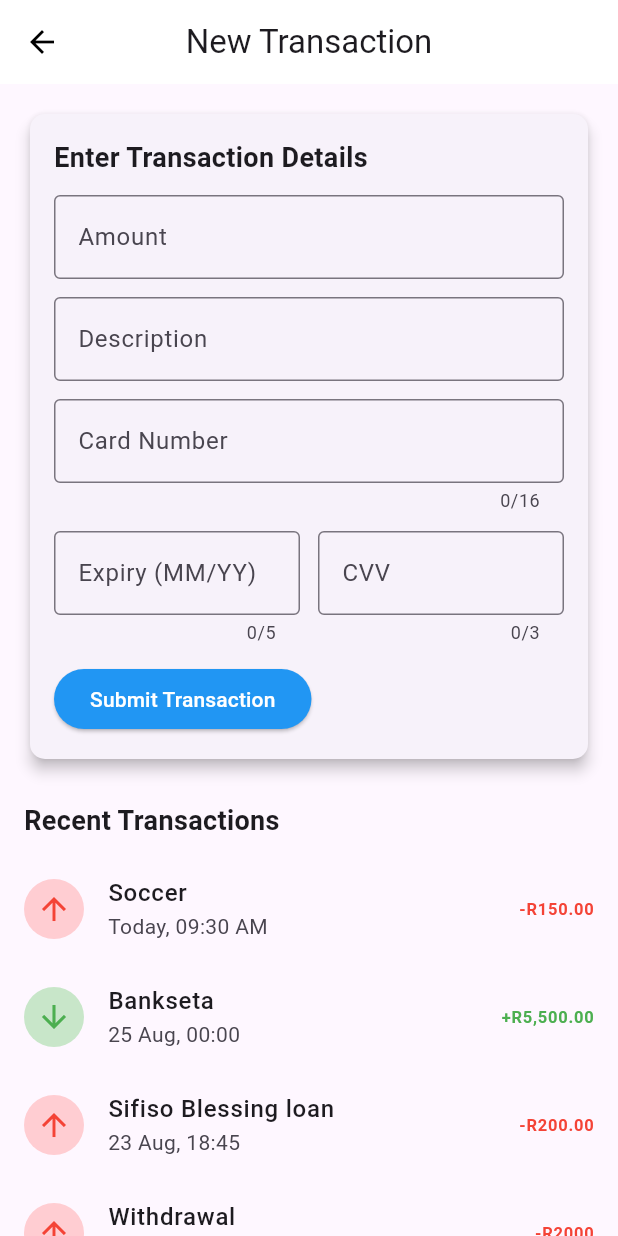
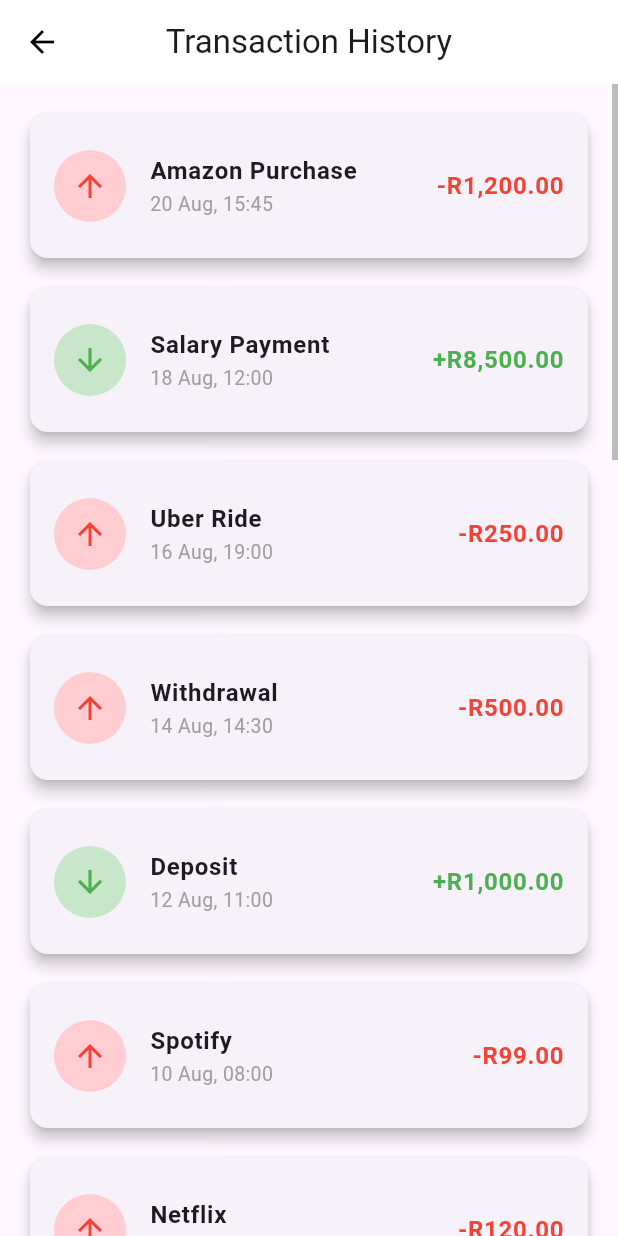
Before and after one commit to SifisoBlessingDuba/WiseBank-Frontend-, a Flutter app: the TransactionPage screen opened directly, on a phone screen of 412 x 824 dp. Run offline on Flutter 3.47's test engine with Material 3 defaults, Android fonts, the phone set to English and light mode, and no system bars; our stand-ins replace shared_preferences; accounts and stored records are empty; network calls fail.

Commit message:
work is done

```diff
--- a/lib/Profile.dart
+++ b/lib/Profile.dart
@@ -1,5 +1,5 @@
 import 'package:flutter/material.dart';
-import 'package:flutter_dash/flutter_dash.dart';
+//import 'package:flutter_dash/flutter_dash.dart';
 import 'package:wisebank_frontend/notifications.dart'; // Assuming this is correct
 import 'messages/inbox_message_center.dart';
 import 'personal-infomation.dart';
--- a/lib/dashboard.dart
+++ b/lib/dashboard.dart
@@ -3,7 +3,8 @@ import 'Profile.dart';
 import 'settings_page.dart';
 import 'cards.dart';
 import 'send_money_screen.dart'; // Added import for SendMoneyScreen
-import 'messages/inbox_message_center.dart'; // Added import for InboxMessageCenterScreen
+import 'messages/inbox_message_center.dart';
+import 'transaction.dart'; // Added import for InboxMessageCenterScreen
 
 class Dashboard extends StatefulWidget {
   const Dashboard({super.key});
@@ -35,7 +36,12 @@ class _DashboardState extends State<Dashboard> {
         context,
         MaterialPageRoute(builder: (context) => const CardsPage()), // Navigates to CardsPage from cards.dart
       );
-    } else {
+    } else if (index == 2) { // Card icon in bottom nav
+      Navigator.push(
+        context,
+        MaterialPageRoute(builder: (context) => const TransactionPage()), // Navigates to CardsPage from cards.dart
+      );
+    }else {
       setState(() {
         _selectedIndex = index;
       });
@@ -241,12 +247,12 @@ class CardPage extends StatelessWidget {
   }
 }
 
-class TransactionPage extends StatelessWidget {
-  const TransactionPage({super.key});
-  @override
-  Widget build(BuildContext context) {
-    return const Center(
-      child: Text('Transaction Page', style: TextStyle(fontSize: 20)),
-    );
-  }
-}
+// class TransactionPage extends StatelessWidget {
+//   const TransactionPage({super.key});
+//   @override
+//   Widget build(BuildContext context) {
+//     return const Center(
+//       child: Text('Transaction Page', style: TextStyle(fontSize: 20)),
+//     );
+//   }
+// }
--- a/lib/login_page.dart
+++ b/lib/login_page.dart
@@ -1,7 +1,7 @@
 import 'package:flutter/material.dart';
 import 'forgot_password_page.dart';
 import 'dashboard.dart';
-import 'signup_page.dart';
+//import 'signup_page.dart';
 import 'signup_flow.dart';
 
 class LoginPage extends StatefulWidget {
--- a/lib/transaction.dart
+++ b/lib/transaction.dart
@@ -1,5 +1,5 @@
 import 'package:flutter/material.dart';
-import 'package:intl/intl.dart';
+
 // Transaction model
 class Transaction {
   final String title;
@@ -7,7 +7,7 @@ class Transaction {
   final String date;
   final bool isIncome;
 
-  Transaction({
+  const Transaction({
     required this.title,
     required this.amount,
     required this.date,
@@ -15,233 +15,92 @@ class Transaction {
   });
 }
 
-class TransactionPage extends StatefulWidget {
+class TransactionPage extends StatelessWidget {
   const TransactionPage({super.key});
 
-  @override
-  State<TransactionPage> createState() => _TransactionPageState();
-}
-
-class _TransactionPageState extends State<TransactionPage> {
-  final TextEditingController amountController = TextEditingController();
-  final TextEditingController descriptionController = TextEditingController();
-  final TextEditingController cardNumberController = TextEditingController();
-  final TextEditingController expiryController = TextEditingController();
-  final TextEditingController cvvController = TextEditingController();
-
-  // Store transactions here
-  List<Transaction> transactions = [
-    Transaction(
-        title: "Soccer",
-        amount: "-R150.00",
-        date: "Today, 09:30 AM",
-        isIncome: false),
-    Transaction(
-        title: "Bankseta",
-        amount: "+R5,500.00",
-        date: "25 Aug, 00:00",
-        isIncome: true),
-    Transaction(
-        title: "Sifiso Blessing loan",
-        amount: "-R200.00",
-        date: "23 Aug, 18:45",
-        isIncome: false),
-    Transaction(
-        title: "Withdrawal",
-        amount: "-R2000",
-        date: "21 Aug, 12:32",
-        isIncome: false),
-    Transaction(
-        title: "Salary Payment",
-        amount: "+R8,500.00",
-        date: "1 Aug, 12:00",
-        isIncome: true),
+  // Predefined 20 transactions (chronological order: oldest first)
+  final List<Transaction> transactions = const [
+    Transaction(title: "July Rent", amount: "-R5,000.00", date: "1 Jul, 09:00", isIncome: false),
+    Transaction(title: "July Salary", amount: "+R8,000.00", date: "15 Jul, 12:00", isIncome: true),
+    Transaction(title: "Grocery", amount: "-R450.00", date: "17 Jul, 18:45", isIncome: false),
+    Transaction(title: "Gym Membership", amount: "-R300.00", date: "20 Jul, 07:30", isIncome: false),
+    Transaction(title: "Electricity Bill", amount: "-R1,200.00", date: "25 Jul, 14:00", isIncome: false),
+    Transaction(title: "July Bonus", amount: "+R1,500.00", date: "30 Jul, 16:00", isIncome: true),
+    Transaction(title: "August Salary", amount: "+R8,500.00", date: "1 Aug, 12:00", isIncome: true),
+    Transaction(title: "Withdrawal", amount: "-R2,000.00", date: "2 Aug, 09:30", isIncome: false),
+    Transaction(title: "Mali ka Ramaphosa", amount: "+R350.00", date: "2 Aug, 18:45", isIncome: true),
+    Transaction(title: "Soccer", amount: "-R150.00", date: "3 Aug, 09:30", isIncome: false),
+    Transaction(title: "Bankseta", amount: "+R5,500.00", date: "5 Aug, 00:00", isIncome: true),
+    Transaction(title: "Sifiso Blessing Loan", amount: "-R200.00", date: "7 Aug, 18:45", isIncome: false),
+    Transaction(title: "Water Bill", amount: "-R350.00", date: "8 Aug, 10:15", isIncome: false),
+    Transaction(title: "Netflix", amount: "-R120.00", date: "9 Aug, 20:00", isIncome: false),
+    Transaction(title: "Spotify", amount: "-R99.00", date: "10 Aug, 08:00", isIncome: false),
+    Transaction(title: "Deposit", amount: "+R1,000.00", date: "12 Aug, 11:00", isIncome: true),
+    Transaction(title: "Withdrawal", amount: "-R500.00", date: "14 Aug, 14:30", isIncome: false),
+    Transaction(title: "Uber Ride", amount: "-R250.00", date: "16 Aug, 19:00", isIncome: false),
+    Transaction(title: "Salary Payment", amount: "+R8,500.00", date: "18 Aug, 12:00", isIncome: true),
+    Transaction(title: "Amazon Purchase", amount: "-R1,200.00", date: "20 Aug, 15:45", isIncome: false),
   ];
 
   @override
   Widget build(BuildContext context) {
+    // Reverse the list so August is at the top
+    final reversedTransactions = transactions.reversed.toList();
+
     return Scaffold(
       appBar: AppBar(
-        title: Text("New Transaction"),
+        title: const Text("Transaction History"),
         centerTitle: true,
         backgroundColor: Colors.white,
         leading: IconButton(
-          icon: Icon(Icons.arrow_back, color: Colors.black),
+          icon: const Icon(Icons.arrow_back, color: Colors.black),
           onPressed: () => Navigator.pop(context),
         ),
       ),
-      body: SingleChildScrollView(
-        padding: EdgeInsets.all(16.0),
-        child: Column(
-          crossAxisAlignment: CrossAxisAlignment.start,
-          children: <Widget>[
-            // Transaction Form
-            Card(
-              elevation: 4.0,
+      body: Scrollbar(
+        thumbVisibility: true, // shows the scrollbar thumb
+        child: ListView.builder(
+          padding: const EdgeInsets.all(16),
+          itemCount: reversedTransactions.length,
+          itemBuilder: (context, index) {
+            final tx = reversedTransactions[index];
+            return Padding(
+              padding: const EdgeInsets.only(bottom: 12),
+              child: Card(
+                elevation: 4,
                 shape: RoundedRectangleBorder(
-                  borderRadius: BorderRadius.circular(10.0)),
-              child: Padding(
-                padding: EdgeInsets.all(16.0),
-                child: Column(
-                  crossAxisAlignment: CrossAxisAlignment.start,
-                  children: <Widget>[
-                    Text(
-                      "Enter Transaction Details",
-                      style: TextStyle(
-                          fontSize: 18.0, fontWeight: FontWeight.bold),
+                  borderRadius: BorderRadius.circular(12),
                 ),
-                    SizedBox(height: 12.0),
-                    TextField(
-                      controller: amountController,
-                      decoration: InputDecoration(
-                        labelText: "Amount",
-                        border: OutlineInputBorder(),
-                        prefixText: "R ",
-                      ),
-                      keyboardType: TextInputType.number,
-                    ),
-                    SizedBox(height: 12.0),
-                    TextField(
-                      controller: descriptionController,
-                      decoration: InputDecoration(
-                        labelText: "Description",
-                        border: OutlineInputBorder(),
+                child: ListTile(
+                  contentPadding: const EdgeInsets.symmetric(vertical: 12, horizontal: 16),
+                  leading: CircleAvatar(
+                    radius: 24,
+                    backgroundColor: tx.isIncome ? Colors.green[100] : Colors.red[100],
+                    child: Icon(
+                      tx.isIncome ? Icons.arrow_downward : Icons.arrow_upward,
+                      color: tx.isIncome ? Colors.green : Colors.red,
                     ),
                   ),
-                    SizedBox(height: 12.0),
-                    TextField(
-                      controller: cardNumberController,
-                      decoration: InputDecoration(
-                        labelText: "Card Number",
-                        border: OutlineInputBorder(),
+                  title: Text(
+                    tx.title,
+                    style: const TextStyle(fontWeight: FontWeight.w600, fontSize: 16),
                   ),
-                      keyboardType: TextInputType.number,
-                      maxLength: 16,
+                  subtitle: Text(
+                    tx.date,
+                    style: const TextStyle(fontSize: 13, color: Colors.grey),
                   ),
-                    SizedBox(height: 12.0),
-                    Row(
-                      children: <Widget>[
-                        Expanded(
-                          child: TextField(
-                            controller: expiryController,
-                            decoration: InputDecoration(
-                              labelText: "Expiry (MM/YY)",
-                              border: OutlineInputBorder(),
-                            ),
-                            keyboardType: TextInputType.datetime,
-                            maxLength: 5,
+                  trailing: Text(
+                    tx.amount,
+                    style: TextStyle(
+                      color: tx.isIncome ? Colors.green : Colors.red,
+                      fontWeight: FontWeight.bold,
+                      fontSize: 16,
                     ),
                   ),
-                        SizedBox(width: 12.0),
-                        Expanded(
-                          child: TextField(
-                            controller: cvvController,
-                            decoration: InputDecoration(
-                              labelText: "CVV",
-                              border: OutlineInputBorder(),
-                            ),
-                            keyboardType: TextInputType.number,
-                            maxLength: 3,
-                            obscureText: true,
-                          ),
-                        ),
-                      ],
-                    ),
-                    SizedBox(height: 12.0),
-                    ElevatedButton(
-                      onPressed: () {
-                        if (amountController.text.isNotEmpty &&
-                            descriptionController.text.isNotEmpty &&
-                            cardNumberController.text.isNotEmpty &&
-                            expiryController.text.isNotEmpty &&
-                            cvvController.text.isNotEmpty) {
-
-                          final now = DateTime.now();
-                          final formattedDate = DateFormat("dd MMM, HH:mm").format(now);
-
-
-                          final newTransaction = Transaction(
-                            title: descriptionController.text,
-                            amount: "R${amountController.text}",
-                            date: formattedDate,
-                            isIncome: !amountController.text.startsWith("-"),
-                          );
-
-                          setState(() {
-                            transactions.insert(0, newTransaction);
-                          });
-
-                          ScaffoldMessenger.of(context).showSnackBar(
-                            SnackBar(
-                              content: Text(
-                                "Transaction of R${amountController.text} for ${descriptionController.text} submitted!",
                 ),
               ),
             );
-
-                          // Clear inputs
-                          amountController.clear();
-                          descriptionController.clear();
-                          cardNumberController.clear();
-                          expiryController.clear();
-                          cvvController.clear();
-                        } else {
-                          ScaffoldMessenger.of(context).showSnackBar(
-                            SnackBar(
-                              content: Text("Please fill in all fields"),
-                            ),
-                          );
-                        }
           },
-                      style: ElevatedButton.styleFrom(
-                        backgroundColor: Colors.blue,
-                        foregroundColor: Colors.white,
-                      ),
-                      child: Text("Submit Transaction"),
-                    ),
-                  ],
-                ),
-              ),
-            ),
-            SizedBox(height: 24.0),
-            // Transaction History
-            Text(
-              "Recent Transactions",
-              style: TextStyle(fontSize: 18.0, fontWeight: FontWeight.bold),
-            ),
-            SizedBox(height: 10.0),
-
-            // Build transactions dynamically
-            Column(
-              children: transactions
-                  .map((tx) => _transactionTile(
-                  tx.title, tx.amount, tx.date, tx.isIncome))
-                  .toList(),
-            ),
-          ],
-        ),
-      ),
-    );
-  }
-
-  Widget _transactionTile(
-      String title, String amount, String date, bool isIncome) {
-    return ListTile(
-      contentPadding: EdgeInsets.zero,
-      leading: CircleAvatar(
-        backgroundColor: isIncome ? Colors.green[100] : Colors.red[100],
-        child: Icon(
-          isIncome ? Icons.arrow_downward : Icons.arrow_upward,
-          color: isIncome ? Colors.green : Colors.red,
-        ),
-      ),
-      title: Text(title, style: TextStyle(fontWeight: FontWeight.w500)),
-      subtitle: Text(date),
-      trailing: Text(
-        amount,
-        style: TextStyle(
-          color: isIncome ? Colors.green : Colors.red,
-          fontWeight: FontWeight.bold,
         ),
       ),
     );
--- a/pubspec.yaml
+++ b/pubspec.yaml
@@ -15,8 +15,9 @@ dependencies:
   cupertino_icons: ^1.0.8
   flutter_native_splash: ^2.2.18
   flutter_dash: ^1.0.0
-  intl:  ^0.19.0
+  intl: ^0.20.2
   shared_preferences: ^2.5.3
+  http: ^1.1.0
 
 
 dev_dependencies:
```
Also changed, not shown: lib/models/notification_model.dart (added, +49 -0 lines), lib/notifications.dart (+37 -27 lines), lib/send_money_screen.dart (+14 -14 lines), lib/services/notification_service.dart (added, +29 -0 lines), pubspec.lock. Lines whose indentation alone changed are shown as unchanged.
